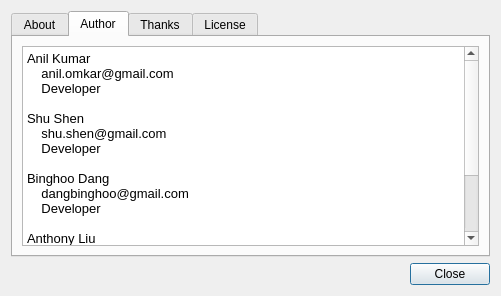
Before: the Qt Designer form src/ui/about.ui in anilFree/seascope, drawn with Qt 5.
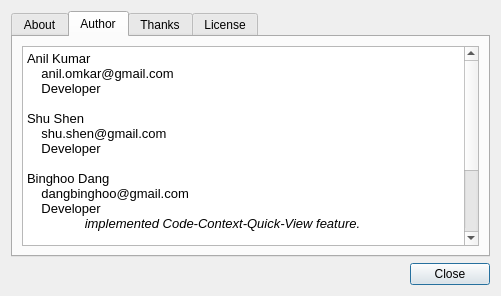
After: the same form once the commit is applied. The open tabs and pages were chosen to show the change.

Commit message: CodeContextView: some str multil file and closing project bug fixes and some ui enhancement.

Diff of the .ui file:
```diff
--- a/src/ui/about.ui
+++ b/src/ui/about.ui
@@ -132,19 +132,20 @@
 &lt;p style=&quot; margin-top:0px; margin-bottom:0px; margin-left:0px; margin-right:0px; -qt-block-indent:0; text-indent:0px;&quot;&gt;Anil Kumar&lt;/p&gt;
 &lt;p style=&quot; margin-top:0px; margin-bottom:0px; margin-left:0px; margin-right:0px; -qt-block-indent:0; text-indent:0px;&quot;&gt;    anil.omkar@gmail.com&lt;/p&gt;
 &lt;p style=&quot; margin-top:0px; margin-bottom:0px; margin-left:0px; margin-right:0px; -qt-block-indent:0; text-indent:0px;&quot;&gt;    Developer&lt;/p&gt;
-&lt;p style=&quot;-qt-paragraph-type:empty; margin-top:0px; margin-bottom:0px; margin-left:0px; margin-right:0px; -qt-block-indent:0; text-indent:0px;&quot;&gt;&lt;/p&gt;
+&lt;p style=&quot;-qt-paragraph-type:empty; margin-top:0px; margin-bottom:0px; margin-left:0px; margin-right:0px; -qt-block-indent:0; text-indent:0px;&quot;&gt;&lt;br /&gt;&lt;/p&gt;
 &lt;p style=&quot; margin-top:0px; margin-bottom:0px; margin-left:0px; margin-right:0px; -qt-block-indent:0; text-indent:0px;&quot;&gt;Shu Shen&lt;/p&gt;
 &lt;p style=&quot; margin-top:0px; margin-bottom:0px; margin-left:0px; margin-right:0px; -qt-block-indent:0; text-indent:0px;&quot;&gt;    shu.shen@gmail.com&lt;/p&gt;
 &lt;p style=&quot; margin-top:0px; margin-bottom:0px; margin-left:0px; margin-right:0px; -qt-block-indent:0; text-indent:0px;&quot;&gt;    Developer&lt;/p&gt;
-&lt;p style=&quot;-qt-paragraph-type:empty; margin-top:0px; margin-bottom:0px; margin-left:0px; margin-right:0px; -qt-block-indent:0; text-indent:0px;&quot;&gt;&lt;/p&gt;
+&lt;p style=&quot;-qt-paragraph-type:empty; margin-top:0px; margin-bottom:0px; margin-left:0px; margin-right:0px; -qt-block-indent:0; text-indent:0px;&quot;&gt;&lt;br /&gt;&lt;/p&gt;
 &lt;p style=&quot; margin-top:0px; margin-bottom:0px; margin-left:0px; margin-right:0px; -qt-block-indent:0; text-indent:0px;&quot;&gt;Binghoo Dang&lt;/p&gt;
 &lt;p style=&quot; margin-top:0px; margin-bottom:0px; margin-left:0px; margin-right:0px; -qt-block-indent:0; text-indent:0px;&quot;&gt;    dangbinghoo@gmail.com&lt;/p&gt;
 &lt;p style=&quot; margin-top:0px; margin-bottom:0px; margin-left:0px; margin-right:0px; -qt-block-indent:0; text-indent:0px;&quot;&gt;    Developer&lt;/p&gt;
-&lt;p style=&quot;-qt-paragraph-type:empty; margin-top:0px; margin-bottom:0px; margin-left:0px; margin-right:0px; -qt-block-indent:0; text-indent:0px;&quot;&gt;&lt;/p&gt;
+&lt;p style=&quot; margin-top:0px; margin-bottom:0px; margin-left:0px; margin-right:0px; -qt-block-indent:0; text-indent:0px;&quot;&gt;               &lt;span style=&quot; font-style:italic;&quot;&gt; implemented Code-Context-Quick-View feature.&lt;/span&gt;&lt;/p&gt;
+&lt;p style=&quot;-qt-paragraph-type:empty; margin-top:0px; margin-bottom:0px; margin-left:0px; margin-right:0px; -qt-block-indent:0; text-indent:0px;&quot;&gt;&lt;br /&gt;&lt;/p&gt;
 &lt;p style=&quot; margin-top:0px; margin-bottom:0px; margin-left:0px; margin-right:0px; -qt-block-indent:0; text-indent:0px;&quot;&gt;Anthony Liu&lt;/p&gt;
 &lt;p style=&quot; margin-top:0px; margin-bottom:0px; margin-left:0px; margin-right:0px; -qt-block-indent:0; text-indent:0px;&quot;&gt;    antliu@gmail.com&lt;/p&gt;
 &lt;p style=&quot; margin-top:0px; margin-bottom:0px; margin-left:0px; margin-right:0px; -qt-block-indent:0; text-indent:0px;&quot;&gt;    Developer&lt;/p&gt;
-&lt;p style=&quot;-qt-paragraph-type:empty; margin-top:0px; margin-bottom:0px; margin-left:0px; margin-right:0px; -qt-block-indent:0; text-indent:0px;&quot;&gt;&lt;/p&gt;
+&lt;p style=&quot;-qt-paragraph-type:empty; margin-top:0px; margin-bottom:0px; margin-left:0px; margin-right:0px; -qt-block-indent:0; text-indent:0px;&quot;&gt;&lt;br /&gt;&lt;/p&gt;
 &lt;p style=&quot; margin-top:0px; margin-bottom:0px; margin-left:0px; margin-right:0px; -qt-block-indent:0; text-indent:0px;&quot;&gt;Ratnesh Singh&lt;/p&gt;
 &lt;p style=&quot; margin-top:0px; margin-bottom:0px; margin-left:0px; margin-right:0px; -qt-block-indent:0; text-indent:0px;&quot;&gt;    tratneshsingh@gmail.com&lt;/p&gt;
 &lt;p style=&quot; margin-top:0px; margin-bottom:0px; margin-left:0px; margin-right:0px; -qt-block-indent:0; text-indent:0px;&quot;&gt;    Developer&lt;/p&gt;&lt;/body&gt;&lt;/html&gt;</string>
```
Left out of the diff: 6 changed lines with no effect on the pictures. The commit also changes 3 other files.
